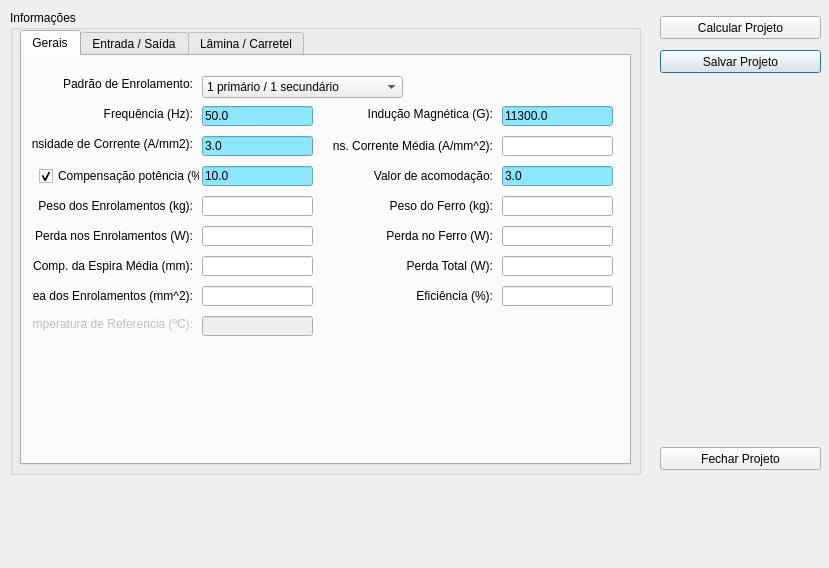
Old version of the form windownew.ui in the repository KyryIx/Helena.
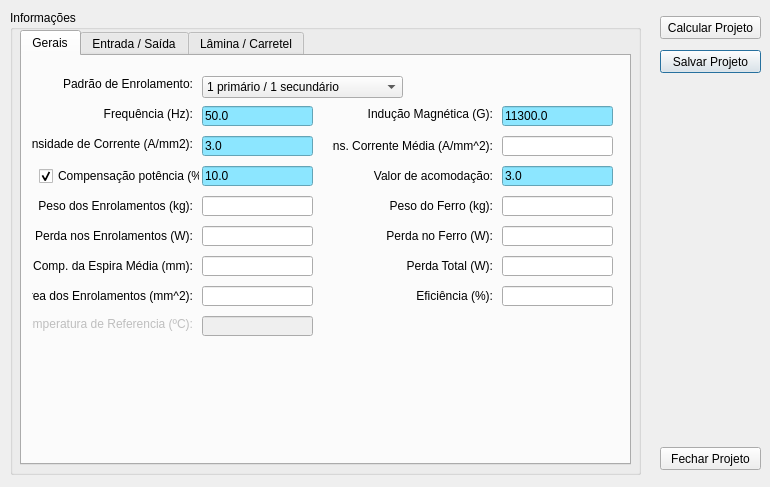
New version of the form. Icons and pictures are not drawn.

Patch:
```diff
--- a/windownew.ui
+++ b/windownew.ui
@@ -6,8 +6,8 @@
    <rect>
     <x>0</x>
     <y>0</y>
-    <width>829</width>
-    <height>568</height>
+    <width>770</width>
+    <height>487</height>
    </rect>
   </property>
   <property name="windowTitle">
@@ -22,7 +22,7 @@
     <rect>
      <x>660</x>
      <y>50</y>
-     <width>161</width>
+     <width>101</width>
      <height>23</height>
     </rect>
    </property>
@@ -35,7 +35,7 @@
     <rect>
      <x>660</x>
      <y>447</y>
-     <width>161</width>
+     <width>101</width>
      <height>23</height>
     </rect>
    </property>
@@ -48,7 +48,7 @@
     <rect>
      <x>660</x>
      <y>16</y>
-     <width>161</width>
+     <width>101</width>
      <height>23</height>
     </rect>
    </property>
```
